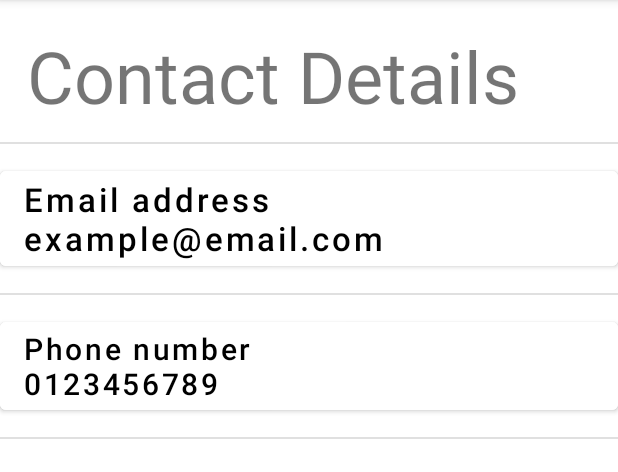
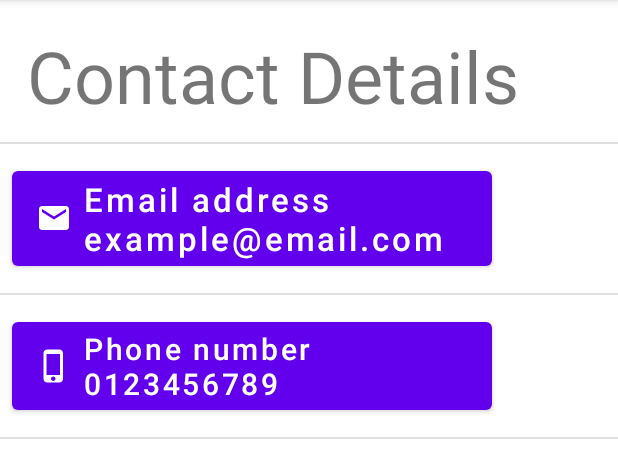
Before and after one commit to ChloeL01/CP3407---Assignment, an Android app: the fragment UserContactDetails shown on its own in the app's theme, on a phone screen of 412 x 824 dp, the part 84-556 px from its top. Run offline under Robolectric (Android 15) with nearby library versions, the phone set to English and light mode, and no system bars; our stand-ins replace data binding.

Commit message:
Updated buttons on contact details page

```diff
--- a/CP3407Assignment/app/src/main/java/com/example/cp3407_assignment/ui/profile/ProfileFragment.kt
+++ b/CP3407Assignment/app/src/main/java/com/example/cp3407_assignment/ui/profile/ProfileFragment.kt
@@ -6,6 +6,7 @@ import android.view.View
 import android.view.ViewGroup
 import androidx.databinding.DataBindingUtil
 import androidx.fragment.app.Fragment
+import androidx.navigation.findNavController
 import com.example.cp3407_assignment.R
 import com.example.cp3407_assignment.databinding.FragmentProfileBinding
 
@@ -30,5 +31,9 @@ class ProfileFragment : Fragment() {
 //        binding.testButton.setOnClickListener { view: View? ->
 //            view?.findNavController()?.navigate(R.id.action_navigation_profile_to_listHireItem)
 //        }
+
+        binding.contactBtn.setOnClickListener {view: View? ->
+            view?.findNavController()?.navigate(R.id.action_navigation_profile_to_userContactDetails)
+        }
     }
 }
--- /dev/null
+++ b/CP3407Assignment/app/src/main/res/drawable/ic_email_24.xml
@@ -0,0 +1,5 @@
+<vector android:height="24dp" android:tint="#FFFFFF"
+    android:viewportHeight="24" android:viewportWidth="24"
+    android:width="24dp" xmlns:android="http://schemas.android.com/apk/res/android">
+    <path android:fillColor="@android:color/white" android:pathData="M20,4L4,4c-1.1,0 -1.99,0.9 -1.99,2L2,18c0,1.1 0.9,2 2,2h16c1.1,0 2,-0.9 2,-2L22,6c0,-1.1 -0.9,-2 -2,-2zM20,8l-8,5 -8,-5L4,6l8,5 8,-5v2z"/>
+</vector>
--- /dev/null
+++ b/CP3407Assignment/app/src/main/res/drawable/ic_phone.xml
@@ -0,0 +1,5 @@
+<vector android:height="24dp" android:tint="#FFFFFF"
+    android:viewportHeight="24" android:viewportWidth="24"
+    android:width="24dp" xmlns:android="http://schemas.android.com/apk/res/android">
+    <path android:fillColor="@android:color/white" android:pathData="M15.5,1h-8C6.12,1 5,2.12 5,3.5v17C5,21.88 6.12,23 7.5,23h8c1.38,0 2.5,-1.12 2.5,-2.5v-17C18,2.12 16.88,1 15.5,1zM11.5,22c-0.83,0 -1.5,-0.67 -1.5,-1.5s0.67,-1.5 1.5,-1.5 1.5,0.67 1.5,1.5 -0.67,1.5 -1.5,1.5zM16,18L7,18L7,4h9v14z"/>
+</vector>
--- a/CP3407Assignment/app/src/main/res/layout/fragment_profile.xml
+++ b/CP3407Assignment/app/src/main/res/layout/fragment_profile.xml
@@ -114,7 +114,5 @@
             android:layout_height="wrap_content"
             app:layout_constraintEnd_toEndOf="@+id/change_password_btn"
             app:layout_constraintTop_toTopOf="@+id/dark_mode_title" />
-
-
     </androidx.constraintlayout.widget.ConstraintLayout>
 </layout>
--- a/CP3407Assignment/app/src/main/res/layout/fragment_user_contact_details.xml
+++ b/CP3407Assignment/app/src/main/res/layout/fragment_user_contact_details.xml
@@ -6,10 +6,11 @@
 
     </data>
 
-    <androidx.constraintlayout.widget.ConstraintLayout
+    <LinearLayout
         android:id="@+id/user_details_constraint"
         android:layout_width="match_parent"
-        android:layout_height="match_parent">
+        android:layout_height="match_parent"
+        android:orientation="vertical">
 
         <TextView
             android:id="@+id/contact_title"
@@ -32,17 +33,17 @@
 
         <Button
             android:id="@+id/email_address"
-            android:layout_width="match_parent"
+            android:layout_width="320dp"
             android:layout_height="wrap_content"
+            android:layout_marginStart="8dp"
             android:layout_marginTop="12dp"
+            android:gravity="start"
+            android:text="Email address\nexample@email.com"
+            android:drawableLeft="@drawable/ic_email_24"
+            android:textAllCaps="false"
+            android:textSize="22sp"
             android:typeface="normal"
-            android:gravity="start"
-            android:textAllCaps="false"
-            android:textColor="@color/black"
-            android:backgroundTint="@color/white"
-            android:text="Email address\nexample@email.com"
-            android:textSize="22sp"
-            app:layout_constraintStart_toStartOf="@+id/contact_title"
+            app:layout_constraintStart_toEndOf="@+id/email_icon"
             app:layout_constraintTop_toBottomOf="@+id/contact_title_divider" />
 
         <com.google.android.material.divider.MaterialDivider
@@ -55,20 +56,18 @@
 
         <Button
             android:id="@+id/phone_number"
-            android:layout_width="match_parent"
+            android:layout_width="320dp"
             android:layout_height="wrap_content"
+            android:layout_marginStart="8dp"
             android:layout_marginTop="12dp"
             android:gravity="start"
-            android:textColor="@color/black"
             android:text="Phone number\n0123456789"
+            android:drawableLeft="@drawable/ic_phone"
+            android:textAllCaps="false"
+            android:textSize="20sp"
             android:typeface="normal"
-            android:textAllCaps="false"
-            android:backgroundTint="@color/white"
-            android:textSize="20sp"
-            app:layout_constraintEnd_toEndOf="parent"
-            app:layout_constraintStart_toStartOf="@+id/contact_title"
+            app:layout_constraintStart_toEndOf="@+id/phone_icon"
             app:layout_constraintTop_toBottomOf="@+id/email_divider" />
-
 
 
         <com.google.android.material.divider.MaterialDivider
@@ -79,5 +78,5 @@
             app:layout_constraintStart_toStartOf="parent"
             app:layout_constraintTop_toBottomOf="@+id/phone_number" />
 
-    </androidx.constraintlayout.widget.ConstraintLayout>
+    </LinearLayout>
 </layout>
--- a/CP3407Assignment/app/src/main/res/navigation/mobile_navigation.xml
+++ b/CP3407Assignment/app/src/main/res/navigation/mobile_navigation.xml
@@ -45,6 +45,9 @@
         <action
             android:id="@+id/action_navigation_profile_to_listHireItem"
             app:destination="@id/listHireItem" />
+        <action
+            android:id="@+id/action_navigation_profile_to_userContactDetails"
+            app:destination="@id/userContactDetails" />
     </fragment>
     <fragment
         android:id="@+id/doggoInformation"
@@ -93,4 +96,8 @@
             android:id="@+id/action_signup_to_login"
             app:destination="@id/login" />
     </fragment>
+    <fragment
+        android:id="@+id/userContactDetails"
+        android:name="com.example.cp3407_assignment.ui.profile.UserContactDetails"
+        android:label="UserContactDetails" />
 </navigation>
--- a/CP3407Assignment/app/src/main/res/values/strings.xml
+++ b/CP3407Assignment/app/src/main/res/values/strings.xml
@@ -57,4 +57,6 @@
     <string name="log_out">Log out</string>
     <string name="dark_mode">Dark mode</string>
     <string name="contact_details">Contact Details</string>
+    <string name="email_address_icon">email address icon</string>
+    <string name="phone_number_icon">phone number icon</string>
 </resources>
```
